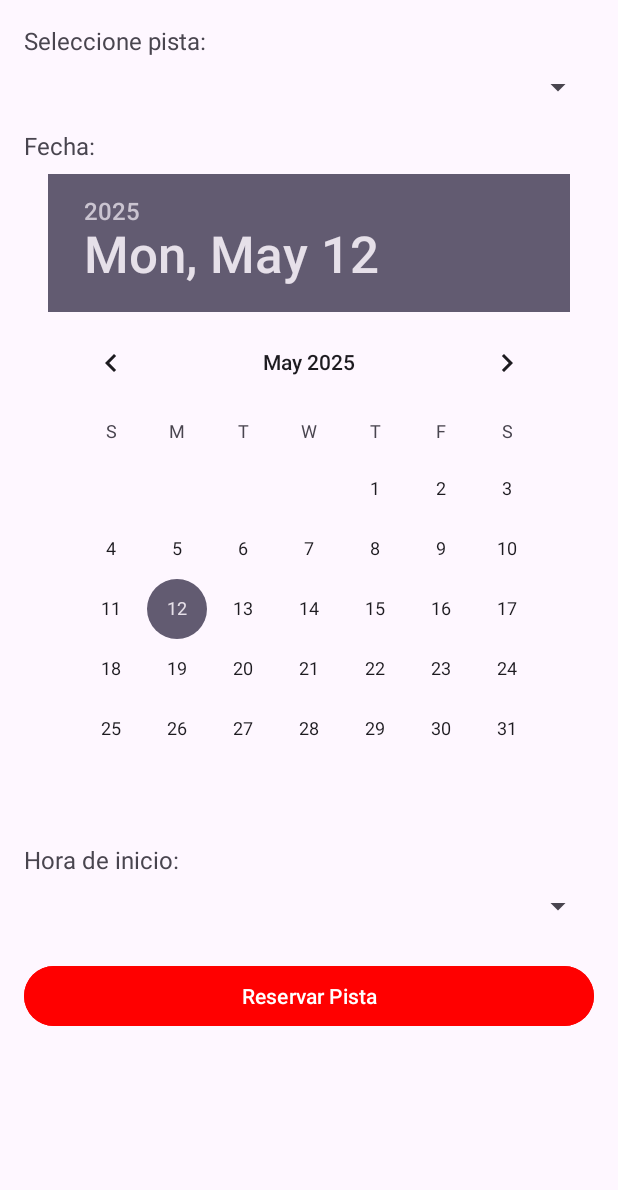
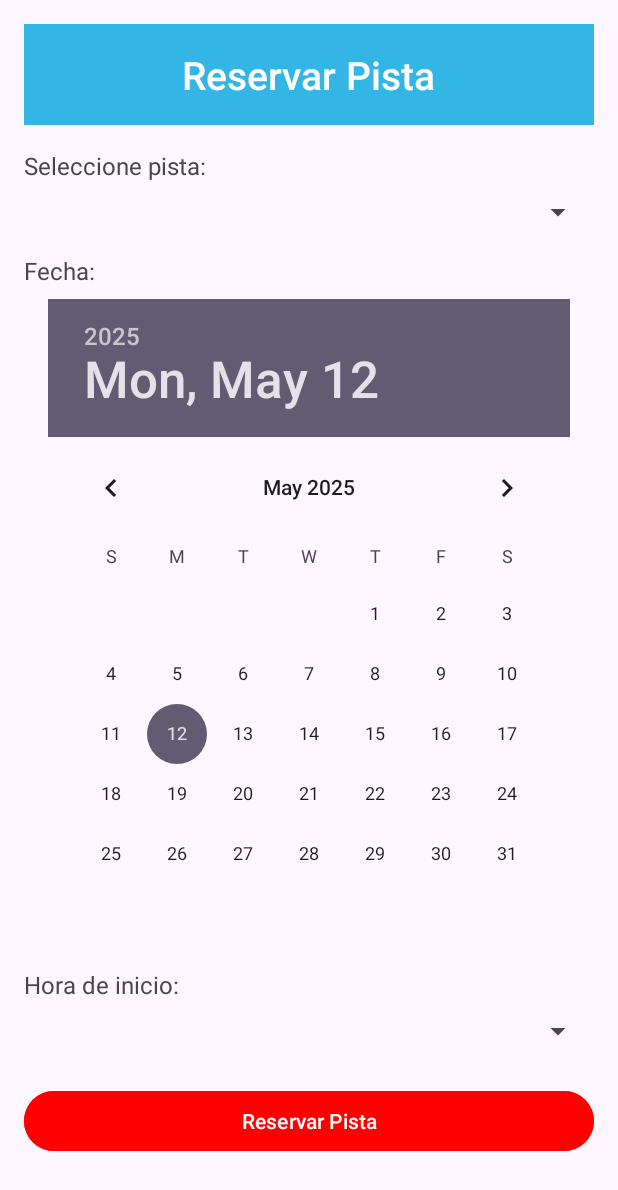
Before and after one commit to Adrijefe/ClubDeTenis, an Android app: the CrearReservaActivity screen opened directly, with no data from a screen before it, on a phone screen of 412 x 824 dp. Shown: the top 1190 px of the screen. Run offline under Robolectric (Android 15) with nearby library versions, the phone set to English and light mode, and no system bars; 1 statement that could not run was skipped.

Commit message:
Retocar detalles

```diff
--- a/app/build.gradle
+++ b/app/build.gradle
@@ -55,4 +55,7 @@ dependencies {
     testImplementation 'junit:junit:4.13.2'
     androidTestImplementation 'androidx.test.ext:junit:1.1.3'
     androidTestImplementation 'androidx.test.espresso:espresso-core:3.4.0'
+
+    implementation 'com.github.bumptech.glide:glide:4.15.0'  // O la versión más reciente disponible
+    annotationProcessor 'com.github.bumptech.glide:compiler:4.15.0'
 }
--- a/app/src/main/java/com/example/clubdetenis/Adapter/PistasAdapter.java
+++ b/app/src/main/java/com/example/clubdetenis/Adapter/PistasAdapter.java
@@ -36,7 +36,7 @@ public class PistasAdapter extends RecyclerView.Adapter<PistasAdapter.PistaViewH
         Pista pista = pistaList.get(position);
         holder.tvNombre.setText(pista.getNombre());
         holder.tvTipo.setText(pista.getTipo());
-        holder.tvPrecio.setText(String.format("€%.2f/hora", pista.getPrecioHora()));
+        holder.tvPrecio.setText(pista.getDescripcion());
     }
 
     @Override
--- a/app/src/main/java/com/example/clubdetenis/activities/ReservasActivity.java
+++ b/app/src/main/java/com/example/clubdetenis/activities/ReservasActivity.java
@@ -52,8 +52,10 @@ public class ReservasActivity extends AppCompatActivity {
     }
 
     private void loadReservas(int usuarioId) {
+        String perfil = preferenceManager.getUser().getPerfil(); // Asegúrate de tener esto en tu User/Usuario model
+
         ApiService apiService = ApiClient.getClient().create(ApiService.class);
-        Call<JsonObject> call = apiService.getReservas(usuarioId); // ⚠️ Ya no es List<Reserva>
+        Call<JsonObject> call = apiService.getReservasPorPerfil(true,usuarioId, perfil); // ✅ nueva llamada
 
         call.enqueue(new Callback<JsonObject>() {
             @Override
@@ -87,4 +89,5 @@ public class ReservasActivity extends AppCompatActivity {
             }
         });
     }
+
 }
--- a/app/src/main/java/com/example/clubdetenis/api/ApiClient.java
+++ b/app/src/main/java/com/example/clubdetenis/api/ApiClient.java
@@ -17,7 +17,7 @@ public class ApiClient {
                     .create();
 
             retrofit = new Retrofit.Builder()
-                    .baseUrl("http://192.168.1.39//Miproyecto/")
+                    .baseUrl("http://192.168.68.144//Miproyecto/")
                     .addConverterFactory(GsonConverterFactory.create(gson)) // Usa Gson con la configuración lenient
                     .build();
         }
--- a/app/src/main/java/com/example/clubdetenis/api/ApiService.java
+++ b/app/src/main/java/com/example/clubdetenis/api/ApiService.java
@@ -31,7 +31,16 @@ public interface ApiService {
     Call<JsonObject> crearReserva(@Body ReservaRequest reservaRequest);
 
     @GET("reservas.php")
-    Call<JsonObject> getReservas(@Query("usuario_id") int usuarioId);
+    Call<JsonObject> getReservas(@Query("usuarioId") int usuarioId); // solo sus reservas
+
+    @GET("reservas.php")
+    Call<JsonObject> getReservasPorPerfil(
+            @Query("misreservas") boolean misReservas,
+            @Query("usuarioId") int usuarioId,
+            @Query("perfil") String perfil
+    );
+
+
 
     @GET("pista.php")
     Call<JsonObject> getPistasDisponibles();
--- a/app/src/main/res/layout/activity_crear_reserva.xml
+++ b/app/src/main/res/layout/activity_crear_reserva.xml
@@ -1,4 +1,3 @@
-<?xml version="1.0" encoding="utf-8"?>
 <ScrollView xmlns:android="http://schemas.android.com/apk/res/android"
     android:layout_width="match_parent"
     android:layout_height="match_parent"
@@ -9,6 +8,27 @@
         android:layout_height="wrap_content"
         android:orientation="vertical">
 
+        <!-- Título de la actividad -->
+        <RelativeLayout
+            android:layout_width="match_parent"
+            android:layout_height="wrap_content"
+            android:layout_marginBottom="16dp"
+            android:padding="16dp"
+            android:background="@android:color/holo_blue_light"> <!-- Color de fondo en azul claro -->
+
+            <!-- Título de la actividad -->
+            <TextView
+                android:id="@+id/txtTitle"
+                android:layout_width="wrap_content"
+                android:layout_height="wrap_content"
+                android:text="Reservar Pista"
+                android:textSize="26sp"
+                android:textColor="@android:color/white"
+                android:layout_centerInParent="true"
+                android:fontFamily="sans-serif-medium" />
+        </RelativeLayout>
+
+        <!-- Selección de pista -->
         <TextView
             android:layout_width="match_parent"
             android:layout_height="wrap_content"
@@ -22,6 +42,7 @@
             android:layout_height="wrap_content"
             android:layout_marginBottom="16dp"/>
 
+        <!-- Selección de fecha -->
         <TextView
             android:layout_width="match_parent"
             android:layout_height="wrap_content"
@@ -36,6 +57,7 @@
             android:layout_gravity="center_horizontal"
             android:layout_marginBottom="16dp"/>
 
+        <!-- Selección de hora -->
         <TextView
             android:layout_width="match_parent"
             android:layout_height="wrap_content"
@@ -43,13 +65,13 @@
             android:textSize="16sp"
             android:layout_marginBottom="8dp"/>
 
-        <!-- Reemplazar TimePicker con un Spinner para mostrar horas disponibles -->
         <Spinner
             android:id="@+id/spinnerHoras"
             android:layout_width="match_parent"
             android:layout_height="wrap_content"
             android:layout_marginBottom="24dp"/>
 
+        <!-- Botón de reserva -->
         <Button
             android:id="@+id/btnReservar"
             android:layout_width="match_parent"
--- a/app/src/main/res/layout/activity_main.xml
+++ b/app/src/main/res/layout/activity_main.xml
@@ -72,7 +72,7 @@
     <TextView
         android:layout_width="wrap_content"
         android:layout_height="wrap_content"
-        android:text="Próximas Reservas"
+        android:text="Reservas Hoy"
         android:textSize="18sp"
         android:layout_marginTop="20dp"
         android:textStyle="bold" />
```
Also changed, not shown: app/src/main/java/com/example/clubdetenis/Adapter/UsuariosAdapter.java (+42 -1 lines), app/src/main/java/com/example/clubdetenis/activities/UsuariosActivity.java (+7 -3 lines), app/src/main/res/layout/activity_reservas.xml (+32 -2 lines), app/src/main/res/layout/activity_usuarios.xml (+17 -9 lines), app/src/main/res/layout/item_usuario.xml (+13 -9 lines).
